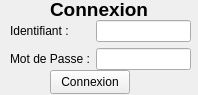
Above: FrameworkQT/src/main/c++/fr/univtours/polytech/FrameworkQT/view/connectionInterface.ui from ChakSem/TPs-Plateformes-C- before the change. Below: the same form after it.
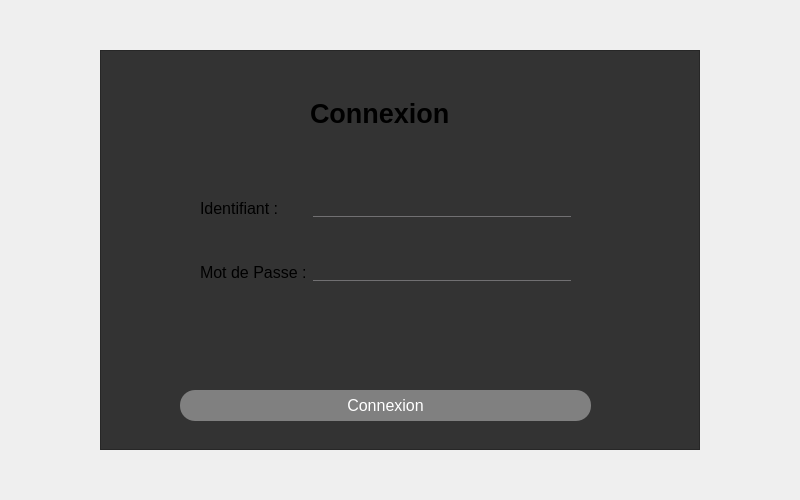
That is the form after the change.

Commit message: Modification feuille de style

The edit to the form file:
```diff
--- a/FrameworkQT/src/main/c++/fr/univtours/polytech/FrameworkQT/view/connectionInterface.ui
+++ b/FrameworkQT/src/main/c++/fr/univtours/polytech/FrameworkQT/view/connectionInterface.ui
@@ -6,20 +6,48 @@
    <rect>
     <x>0</x>
     <y>0</y>
-    <width>198</width>
-    <height>95</height>
+    <width>800</width>
+    <height>500</height>
    </rect>
   </property>
   <property name="windowTitle">
    <string>Form</string>
   </property>
-  <widget class="QWidget" name="gridLayoutWidget">
+  <widget class="QFrame" name="frame">
    <property name="geometry">
     <rect>
-     <x>10</x>
-     <y>20</y>
-     <width>181</width>
-     <height>50</height>
+     <x>100</x>
+     <y>50</y>
+     <width>600</width>
+     <height>400</height>
+    </rect>
+   </property>
+   <property name="styleSheet">
+    <string notr="true">QFrame {
+background : #333;
+}
+
+QLineEdit {
+	background : transparent;
+	border : none;
+    color :  #710702;
+border-bottom : 1px solid #717072;
+}
+</string>
+   </property>
+   <property name="frameShape">
+    <enum>QFrame::StyledPanel</enum>
+   </property>
+   <property name="frameShadow">
+    <enum>QFrame::Raised</enum>
+   </property>
+   <widget class="QWidget" name="">
+    <property name="geometry">
+     <rect>
+      <x>100</x>
+      <y>110</y>
+      <width>371</width>
+      <height>161</height>
     </rect>
    </property>
    <layout class="QGridLayout" name="gridLayout">
@@ -40,8 +68,25 @@
       </property>
      </widget>
     </item>
+     <item row="3" column="0">
+      <widget class="QLabel" name="labelMdp">
+       <property name="font">
+        <font>
+         <pointsize>12</pointsize>
+        </font>
+       </property>
+       <property name="text">
+        <string>Mot de Passe :</string>
+       </property>
+      </widget>
+     </item>
     <item row="2" column="0">
      <widget class="QLabel" name="labelId">
+       <property name="font">
+        <font>
+         <pointsize>12</pointsize>
+        </font>
+       </property>
       <property name="text">
        <string>Identifiant :</string>
       </property>
@@ -52,12 +97,28 @@
   <widget class="QPushButton" name="pushButton">
    <property name="geometry">
     <rect>
-     <x>50</x>
-     <y>70</y>
-     <width>80</width>
-     <height>24</height>
-    </rect>
-   </property>
+      <x>80</x>
+      <y>340</y>
+      <width>411</width>
+      <height>31</height>
+     </rect>
+    </property>
+    <property name="font">
+     <font>
+      <pointsize>12</pointsize>
+     </font>
+    </property>
+    <property name="styleSheet">
+     <string notr="true">QPushButton {
+background : grey;
+border-radius:15px;
+
+color : white;
+}
+
+QPushButton:hover {
+}</string>
+    </property>
    <property name="text">
     <string>Connexion</string>
    </property>
@@ -65,21 +126,34 @@
   <widget class="QLabel" name="labelConnection">
    <property name="geometry">
     <rect>
-     <x>50</x>
-     <y>0</y>
-     <width>121</width>
-     <height>19</height>
-    </rect>
-   </property>
+      <x>210</x>
+      <y>50</y>
+      <width>141</width>
+      <height>26</height>
+     </rect>
+    </property>
+    <property name="sizePolicy">
+     <sizepolicy hsizetype="Minimum" vsizetype="Minimum">
+      <horstretch>0</horstretch>
+      <verstretch>0</verstretch>
+     </sizepolicy>
+    </property>
+    <property name="minimumSize">
+     <size>
+      <width>0</width>
+      <height>13</height>
+     </size>
+    </property>
    <property name="font">
     <font>
-     <pointsize>14</pointsize>
+      <pointsize>20</pointsize>
      <bold>true</bold>
     </font>
    </property>
    <property name="text">
     <string>Connexion</string>
    </property>
+   </widget>
   </widget>
  </widget>
  <resources/>
```
Left out of the diff: 7 changed lines with no effect on the pictures. Lines whose indentation alone changed are shown as unchanged. The commit also changes 96 other files.
